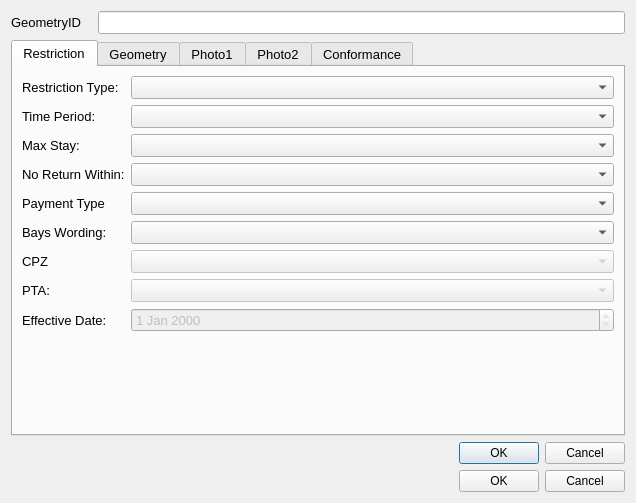
The window that restrictionBayDetails_dialog_base2_qt5.ui (tlh22/TOMs) describes before a commit, drawn with Qt 5.
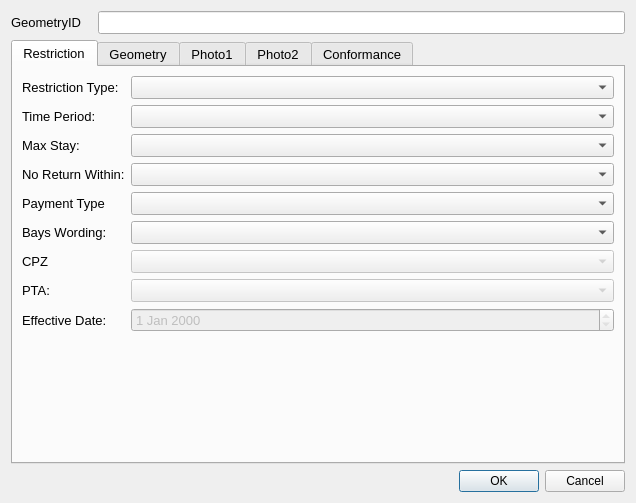
The same window after the commit.

```diff
--- a/restrictionBayDetails_dialog_base2_qt5.ui
+++ b/restrictionBayDetails_dialog_base2_qt5.ui
@@ -82,16 +82,6 @@
    </item>
    <item row="1" column="0">
     <layout class="QGridLayout" name="gridLayout_3">
-     <item row="1" column="0">
-      <widget class="QDialogButtonBox" name="button_box_old">
-       <property name="orientation">
-        <enum>Qt::Horizontal</enum>
-       </property>
-       <property name="standardButtons">
-        <set>QDialogButtonBox::Cancel|QDialogButtonBox::Ok</set>
-       </property>
-      </widget>
-     </item>
      <item row="0" column="0">
       <widget class="QTabWidget" name="tabWidget">
        <property name="minimumSize">
@@ -689,7 +679,7 @@
        </widget>
       </widget>
      </item>
-     <item row="2" column="0">
+     <item row="1" column="0">
       <widget class="QDialogButtonBox" name="button_box">
        <property name="standardButtons">
         <set>QDialogButtonBox::Cancel|QDialogButtonBox::Ok</set>
```
Left out of the diff: 32 changed lines with no effect on the pictures.
